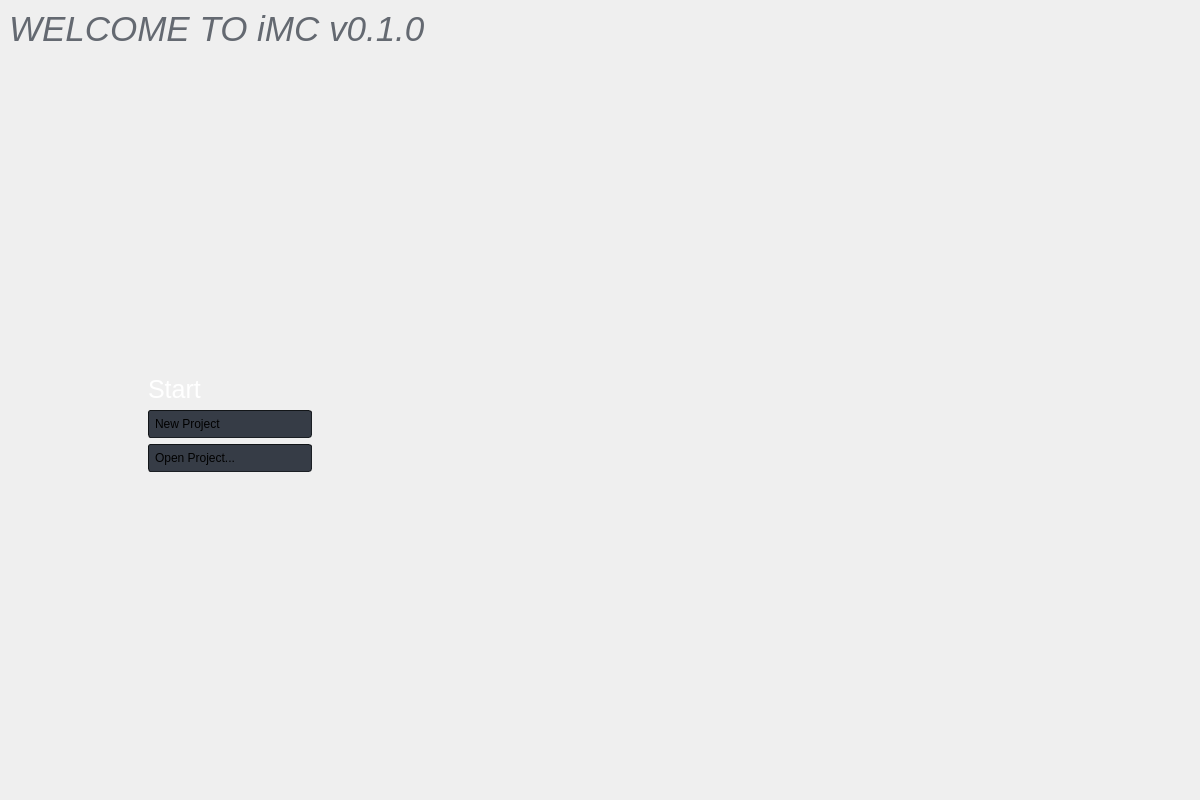
Above: gui/WelcomePage.ui from SimonBuxx/iloop-marlin-configurator before the change. Below: the same form after it.
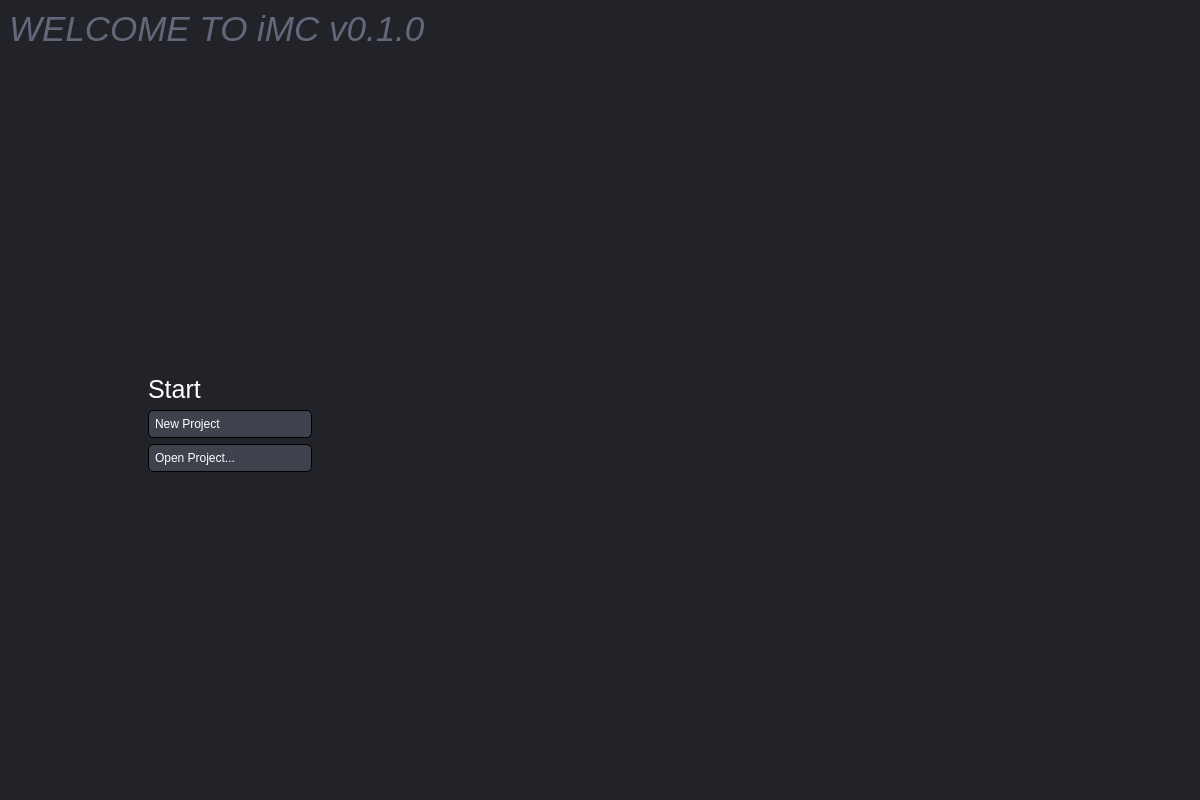
That is the form after the change. Icons and pictures are not drawn.

Diff of the .ui file:
```diff
--- a/gui/WelcomePage.ui
+++ b/gui/WelcomePage.ui
@@ -14,56 +14,31 @@
    <string>Form</string>
   </property>
   <property name="styleSheet">
-   <string notr="true">QWidget {
+   <string notr="true">#WelcomePage {
+	background: rgb(34, 35, 40);
+}
+
+QWidget {
         font-family: &quot;Source Sans Pro&quot;;
 }
 
 QPushButton {
-	background: rgb(54, 60, 70);
-    border: 1px inset rgb(18, 21, 24);
-	border-radius: 3px;
+	background: rgb(63, 65, 77);
+	color: white;
+    border: 1px solid black;
+	border-radius: 5px;
 	padding: 6px;
 	text-align: left;
 	min-width: 150px;
 }
 
 QPushButton:disabled {
-	background: rgb(38, 43, 50);
+	background: rgb(34, 35, 40);
 	color: rgb(180, 180, 180);
 }
 
 QPushButton:hover {
-      border: 1px solid rgb(100, 105, 113);
-}
-
-QPushButton:pressed {
-    border: 1px solid rgb(100, 105, 113);
-	background: rgb(38, 43, 50);
-}
-
-QPushButton:focus {
-	border: 1px solid rgb(76, 157, 255);
-}
-
-QLineEdit {
-	color: white;
-    background: rgb(54, 60, 70);
-    border: 1px inset rgb(18, 21, 24);
-	border-radius: 3px;
-	padding: 5px;
-}
-
-QLineEdit:disabled {
-	background: rgb(38, 43, 50);
-	color: rgb(180, 180, 180);
-}
-
-QLineEdit:hover {
-    border: 1px solid rgb(100, 105, 113);
-}
-
-QLineEdit:focus {
-	border: 1px solid rgb(76, 157, 255);
+	  background: rgb(75, 77, 91);
 }</string>
   </property>
   <layout class="QGridLayout" name="gridLayout">
@@ -133,7 +108,7 @@
      <property name="minimumSize">
       <size>
        <width>600</width>
-       <height>169</height>
+       <height>0</height>
       </size>
      </property>
      <property name="maximumSize">
@@ -201,7 +176,7 @@
     <widget class="QLabel" name="label_5">
      <property name="styleSheet">
       <string notr="true">QLabel {
-	color: rgb(100, 105, 113);
+	color: rgb(100, 103, 122);
 	font-size: 35px;
 	font-family: &quot;Source Sans Pro Light&quot;;
 	font-style: italic;
```
